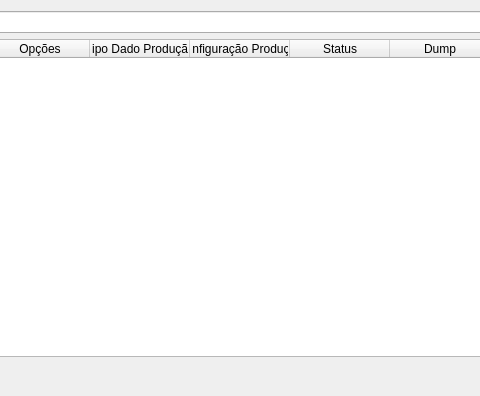
Qt form uis/mProductionData.ui (dsgoficial/SAP_Gerente) before a commit; both pictures show x 122 to 602 and y 0 to 396 of the 868 by 396 pixel window.
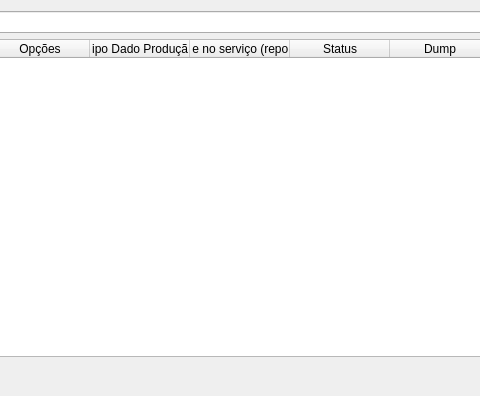
The same form after that commit.

Commit message:
2.4.0: o SAP Gerente deixa os tipos 1 a 3 de dado de produção (só base versionada)
Saem as três ações de permissão de banco (100 para 97 no painel), a escolha de tipo e de conexão PostGIS no cadastro do dado de produção, e as conexões PostgreSQL na importação de camadas. O cadastro manda tipo_dado_producao_id 4 fixo, que o servidor 3.38.0 aceita por compatibilidade.

Claude-Session: https://claude.ai/code/session_01TZFsYHRGfH3XP6KWborMsS

```diff
--- a/uis/mProductionData.ui
+++ b/uis/mProductionData.ui
@@ -54,7 +54,7 @@
      </column>
      <column>
       <property name="text">
-       <string>Configuração Produção</string>
+       <string>Base no serviço (repo_id)</string>
       </property>
      </column>
      <column>
```
The commit also changes 34 other files.
